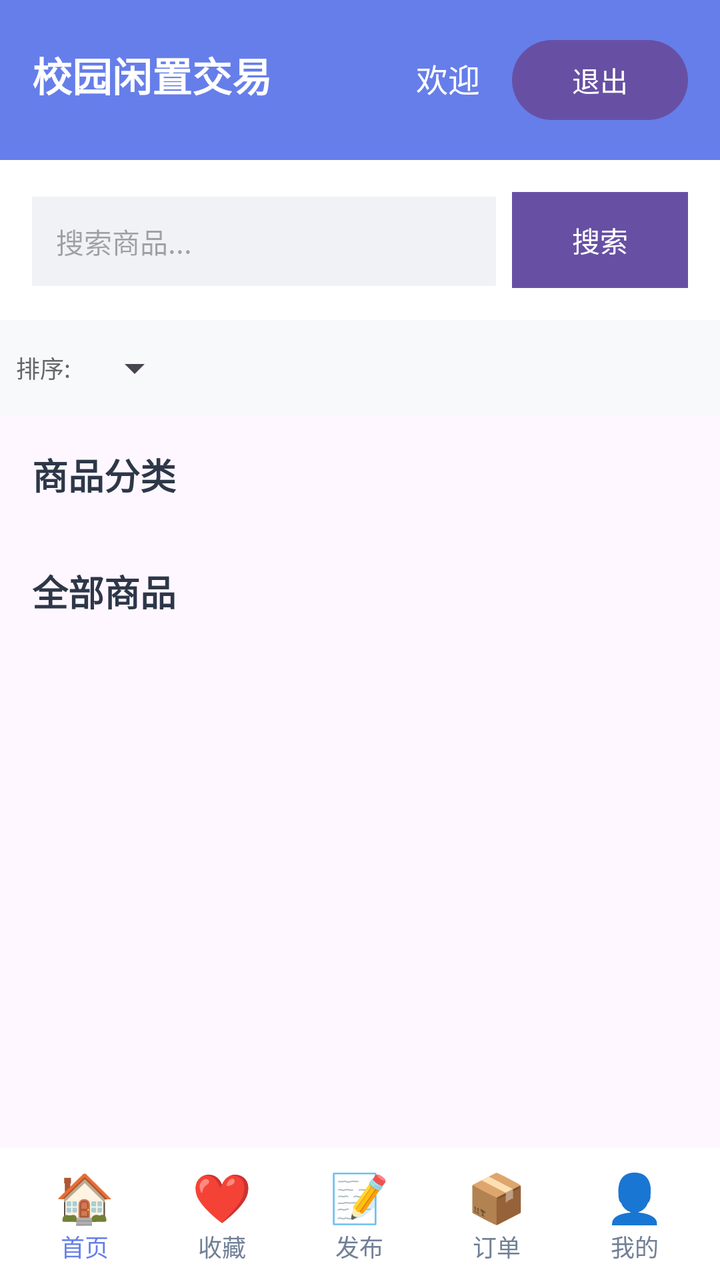
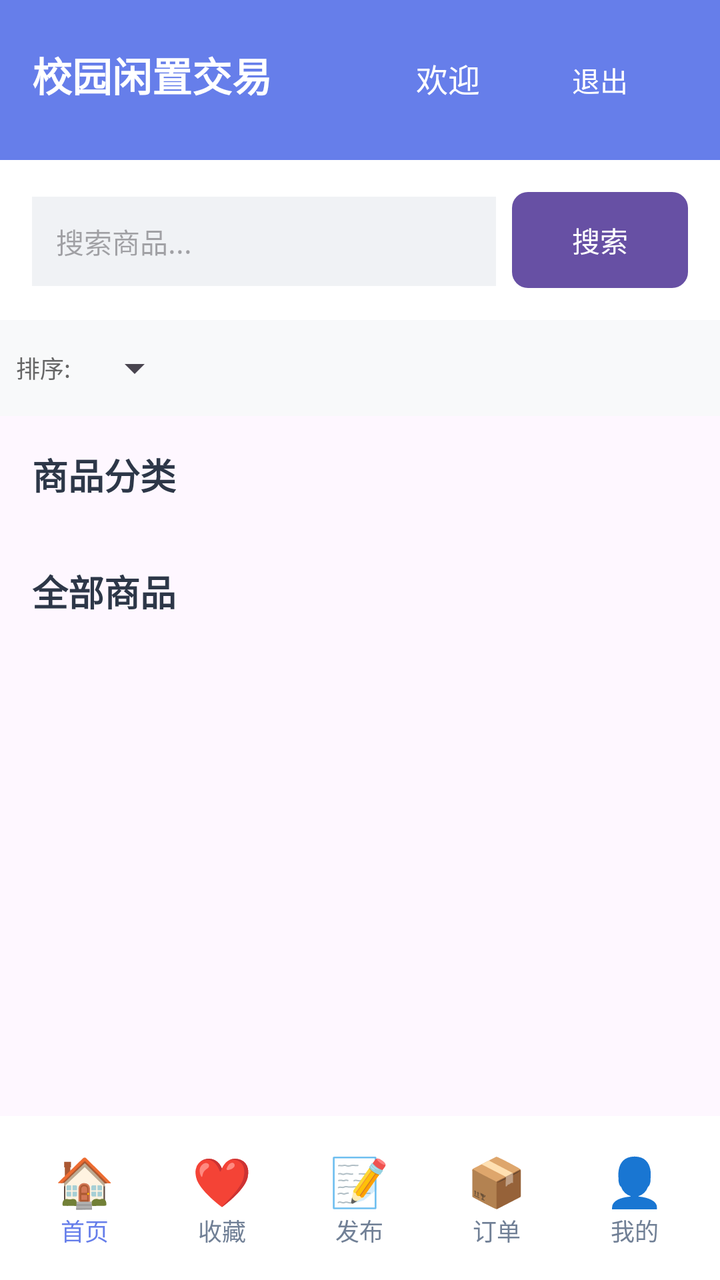

Compare the two renders of this Android layout. The source of the first and the diff that turns it into the second are given below.
<!-- AndroidManifest.xml: application theme Theme.MyApplication -->
<!-- res/layout/activity_main.xml -->
<?xml version="1.0" encoding="utf-8"?>
<LinearLayout xmlns:android="http://schemas.android.com/apk/res/android"
    android:layout_width="match_parent"
    android:layout_height="match_parent"
    android:orientation="vertical">

    <LinearLayout
        android:layout_width="match_parent"
        android:layout_height="wrap_content"
        android:orientation="horizontal"
        android:background="#667eea"
        android:padding="16dp">

        <TextView
            android:layout_width="wrap_content"
            android:layout_height="wrap_content"
            android:text="校园闲置交易"
            android:textSize="20sp"
            android:textColor="#ffffff"
            android:textStyle="bold"/>

        <TextView
            android:id="@+id/tv_username"
            android:layout_width="wrap_content"
            android:layout_height="wrap_content"
            android:text="欢迎"
            android:textSize="16sp"
            android:textColor="#ffffff"
            android:layout_weight="1"
            android:gravity="end"
            android:layout_marginEnd="16dp"/>

        <Button
            android:id="@+id/btn_logout"
            android:layout_width="wrap_content"
            android:layout_height="wrap_content"
            android:text="退出"
            android:textColor="#ffffff"
            android:background="@null"
            android:textSize="14sp"/>
    </LinearLayout>

    <LinearLayout
        android:layout_width="match_parent"
        android:layout_height="wrap_content"
        android:orientation="horizontal"
        android:padding="16dp"
        android:background="#ffffff">

        <EditText
            android:id="@+id/et_search"
            android:layout_width="0dp"
            android:layout_height="wrap_content"
            android:layout_weight="1"
            android:hint="搜索商品..."
            android:background="#f0f2f5"
            android:padding="12dp"
            android:textSize="14sp"/>

        <Button
            android:id="@+id/btn_search"
            android:layout_width="wrap_content"
            android:layout_height="wrap_content"
            android:text="搜索"
            android:textColor="#ffffff"
            android:background="#667eea"
            android:textSize="14sp"
            android:paddingLeft="20dp"
            android:paddingRight="20dp"
            android:layout_marginStart="8dp"/>
    </LinearLayout>

    <LinearLayout
        android:layout_width="match_parent"
        android:layout_height="wrap_content"
        android:orientation="horizontal"
        android:padding="8dp"
        android:background="#f8f9fa">

        <TextView
            android:layout_width="wrap_content"
            android:layout_height="wrap_content"
            android:text="排序:"
            android:textSize="12sp"
            android:textColor="#666666"
            android:layout_gravity="center_vertical"/>

        <Spinner
            android:id="@+id/spinner_sort"
            android:layout_width="wrap_content"
            android:layout_height="32dp"
            android:layout_marginStart="8dp"/>
    </LinearLayout>

    <LinearLayout
        android:layout_width="match_parent"
        android:layout_height="0dp"
        android:layout_weight="1"
        android:orientation="vertical">

        <LinearLayout
            android:layout_width="match_parent"
            android:layout_height="wrap_content"
            android:orientation="vertical"
            android:padding="16dp">

            <TextView
                android:layout_width="wrap_content"
                android:layout_height="wrap_content"
                android:text="商品分类"
                android:textSize="18sp"
                android:textColor="#2d3748"
                android:textStyle="bold"
                android:layout_marginBottom="12dp"/>

            <HorizontalScrollView
                android:layout_width="match_parent"
                android:layout_height="wrap_content"
                android:layout_marginBottom="20dp">

                <LinearLayout
                    android:id="@+id/ll_categories"
                    android:layout_width="wrap_content"
                    android:layout_height="wrap_content"
                    android:orientation="horizontal"/>
            </HorizontalScrollView>

            <LinearLayout
                android:layout_width="match_parent"
                android:layout_height="wrap_content"
                android:orientation="horizontal"
                android:layout_marginBottom="12dp">

                <TextView
                    android:layout_width="wrap_content"
                    android:layout_height="wrap_content"
                    android:text="全部商品"
                    android:textSize="18sp"
                    android:textColor="#2d3748"
                    android:textStyle="bold"/>
            </LinearLayout>
        </LinearLayout>

        <androidx.recyclerview.widget.RecyclerView
            android:id="@+id/rv_items"
            android:layout_width="match_parent"
            android:layout_height="0dp"
            android:layout_weight="1"/>
    </LinearLayout>

    <LinearLayout
        android:layout_width="match_parent"
        android:layout_height="wrap_content"
        android:orientation="horizontal"
        android:background="#ffffff"
        android:padding="8dp">

        <LinearLayout
            android:id="@+id/tab_home"
            android:layout_width="0dp"
            android:layout_height="wrap_content"
            android:layout_weight="1"
            android:orientation="vertical"
            android:gravity="center">

            <TextView
                android:layout_width="wrap_content"
                android:layout_height="wrap_content"
                android:text="🏠"
                android:textSize="24sp"/>

            <TextView
                android:layout_width="wrap_content"
                android:layout_height="wrap_content"
                android:text="首页"
                android:textSize="12sp"
                android:textColor="#667eea"/>
        </LinearLayout>

        <LinearLayout
            android:id="@+id/tab_favorite"
            android:layout_width="0dp"
            android:layout_height="wrap_content"
            android:layout_weight="1"
            android:orientation="vertical"
            android:gravity="center">

            <TextView
                android:layout_width="wrap_content"
                android:layout_height="wrap_content"
                android:text="❤️"
                android:textSize="24sp"/>

            <TextView
                android:layout_width="wrap_content"
                android:layout_height="wrap_content"
                android:text="收藏"
                android:textSize="12sp"
                android:textColor="#718096"/>
        </LinearLayout>

        <LinearLayout
            android:id="@+id/tab_publish"
            android:layout_width="0dp"
            android:layout_height="wrap_content"
            android:layout_weight="1"
            android:orientation="vertical"
            android:gravity="center">

            <TextView
                android:layout_width="wrap_content"
                android:layout_height="wrap_content"
                android:text="📝"
                android:textSize="24sp"/>

            <TextView
                android:layout_width="wrap_content"
                android:layout_height="wrap_content"
                android:text="发布"
                android:textSize="12sp"
                android:textColor="#718096"/>
        </LinearLayout>

        <LinearLayout
            android:id="@+id/tab_order"
            android:layout_width="0dp"
            android:layout_height="wrap_content"
            android:layout_weight="1"
            android:orientation="vertical"
            android:gravity="center">

            <TextView
                android:layout_width="wrap_content"
                android:layout_height="wrap_content"
                android:text="📦"
                android:textSize="24sp"/>

            <TextView
                android:layout_width="wrap_content"
                android:layout_height="wrap_content"
                android:text="订单"
                android:textSize="12sp"
                android:textColor="#718096"/>
        </LinearLayout>

        <LinearLayout
            android:id="@+id/tab_profile"
            android:layout_width="0dp"
            android:layout_height="wrap_content"
            android:layout_weight="1"
            android:orientation="vertical"
            android:gravity="center">

            <TextView
                android:layout_width="wrap_content"
                android:layout_height="wrap_content"
                android:text="👤"
                android:textSize="24sp"/>

            <TextView
                android:layout_width="wrap_content"
                android:layout_height="wrap_content"
                android:text="我的"
                android:textSize="12sp"
                android:textColor="#718096"/>
        </LinearLayout>
    </LinearLayout>
</LinearLayout>
<!-- resources referenced by this layout -->
<resources>
  <style name="Theme.MyApplication" parent="Base.Theme.MyApplication" />
  <style name="Base.Theme.MyApplication" parent="Theme.Material3.DayNight.NoActionBar">
          
          
      </style>
</resources>

<!-- the commit's change to res/layout/activity_main.xml (unified diff, before → after) -->
@@ -36,8 +36,12 @@
             android:layout_height="wrap_content"
             android:text="退出"
             android:textColor="#ffffff"
-            android:background="@null"
-            android:textSize="14sp"/>
+            android:background="@drawable/ripple_transparent"
+            android:textSize="14sp"
+            android:paddingStart="12dp"
+            android:paddingEnd="12dp"
+            android:paddingTop="6dp"
+            android:paddingBottom="6dp"/>
     </LinearLayout>
 
     <LinearLayout
@@ -63,7 +67,7 @@
             android:layout_height="wrap_content"
             android:text="搜索"
             android:textColor="#ffffff"
-            android:background="#667eea"
+            android:background="@drawable/ripple_indigo"
             android:textSize="14sp"
             android:paddingLeft="20dp"
             android:paddingRight="20dp"
@@ -161,7 +165,9 @@
             android:layout_height="wrap_content"
             android:layout_weight="1"
             android:orientation="vertical"
-            android:gravity="center">
+            android:gravity="center"
+            android:background="@drawable/ripple_white"
+            android:padding="8dp">
 
             <TextView
                 android:layout_width="wrap_content"
@@ -183,7 +189,9 @@
             android:layout_height="wrap_content"
             android:layout_weight="1"
             android:orientation="vertical"
-            android:gravity="center">
+            android:gravity="center"
+            android:background="@drawable/ripple_white"
+            android:padding="8dp">
 
             <TextView
                 android:layout_width="wrap_content"
@@ -205,7 +213,9 @@
             android:layout_height="wrap_content"
             android:layout_weight="1"
             android:orientation="vertical"
-            android:gravity="center">
+            android:gravity="center"
+            android:background="@drawable/ripple_white"
+            android:padding="8dp">
 
             <TextView
                 android:layout_width="wrap_content"
@@ -227,7 +237,9 @@
             android:layout_height="wrap_content"
             android:layout_weight="1"
             android:orientation="vertical"
-            android:gravity="center">
+            android:gravity="center"
+            android:background="@drawable/ripple_white"
+            android:padding="8dp">
 
             <TextView
                 android:layout_width="wrap_content"
@@ -249,7 +261,9 @@
             android:layout_height="wrap_content"
             android:layout_weight="1"
             android:orientation="vertical"
-            android:gravity="center">
+            android:gravity="center"
+            android:background="@drawable/ripple_white"
+            android:padding="8dp">
 
             <TextView
                 android:layout_width="wrap_content"
<!-- resource entries referenced after the edit -->
@@ -1,5 +1,44 @@
 <!-- resources referenced by this layout -->
 <resources>
+  <!-- drawable ripple_indigo (drawable) -->
+  <?xml version="1.0" encoding="utf-8"?>
+  <ripple xmlns:android="http://schemas.android.com/apk/res/android"
+      android:color="#80667eea">
+      <item android:id="@android:id/mask">
+          <shape android:shape="rectangle">
+              <corners android:radius="8dp"/>
+              <solid android:color="@android:color/white"/>
+          </shape>
+      </item>
+      <item>
+          <shape android:shape="rectangle">
+              <corners android:radius="8dp"/>
+              <solid android:color="#667eea"/>
+          </shape>
+      </item>
+  </ripple>
+  <!-- drawable ripple_transparent (drawable) -->
+  <?xml version="1.0" encoding="utf-8"?>
+  <ripple xmlns:android="http://schemas.android.com/apk/res/android"
+      android:color="#80667eea">
+      <item android:id="@android:id/mask">
+          <shape android:shape="rectangle">
+              <corners android:radius="8dp"/>
+              <solid android:color="@android:color/white"/>
+          </shape>
+      </item>
+  </ripple>
+  <!-- drawable ripple_white (drawable) -->
+  <?xml version="1.0" encoding="utf-8"?>
+  <ripple xmlns:android="http://schemas.android.com/apk/res/android"
+      android:color="#206b46c1">
+      <item android:id="@android:id/mask">
+          <shape android:shape="rectangle">
+              <corners android:radius="12dp"/>
+              <solid android:color="@android:color/white"/>
+          </shape>
+      </item>
+  </ripple>
   <style name="Theme.MyApplication" parent="Base.Theme.MyApplication" />
   <style name="Base.Theme.MyApplication" parent="Theme.Material3.DayNight.NoActionBar">
           
